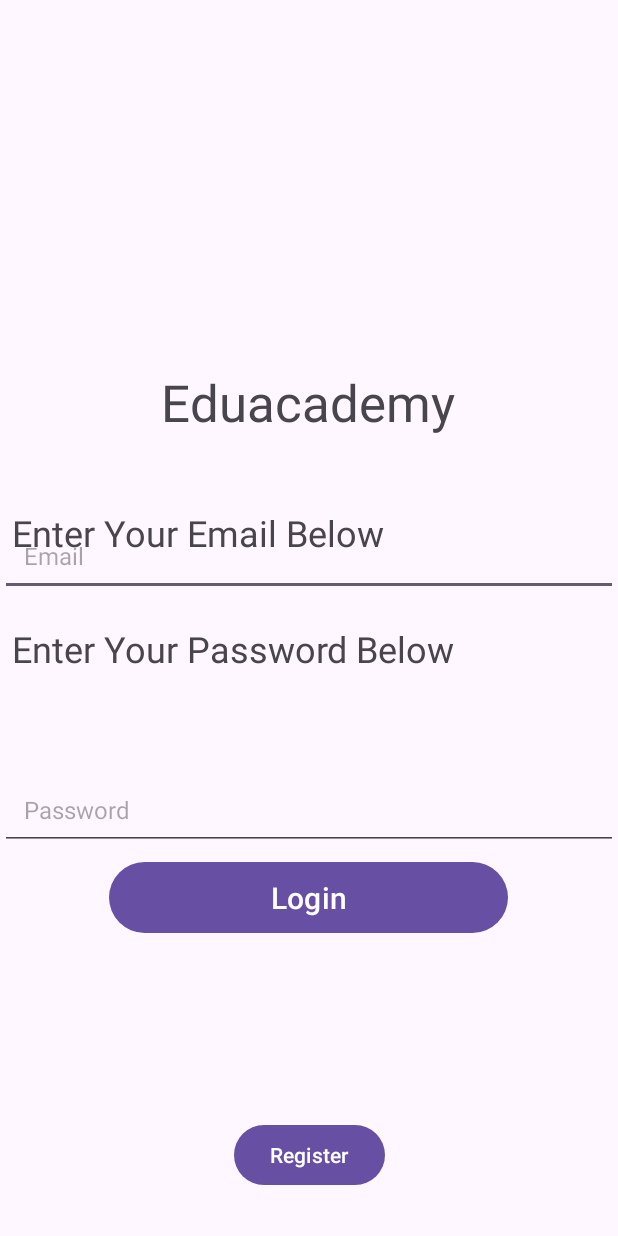
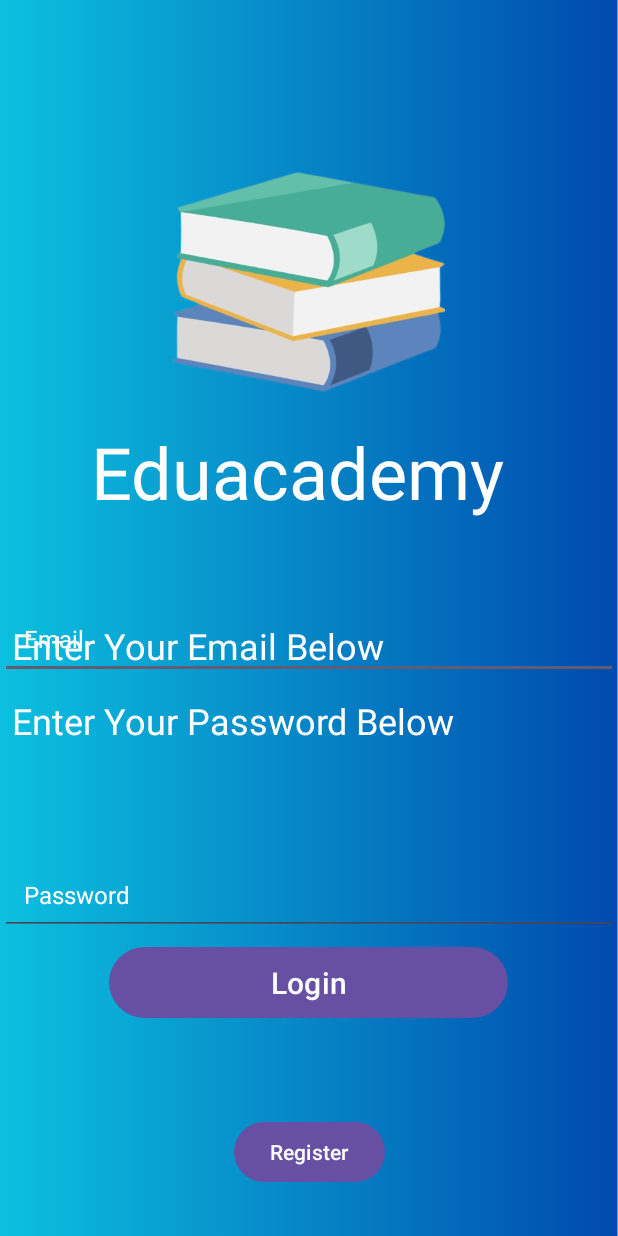
Before and after one commit to hamana21/MAD2023_Team4, an Android app: the screen it shows after launch (LoginActivity), on a phone screen of 412 x 824 dp. Run offline under Robolectric (Android 15) with nearby library versions, the phone set to English and light mode, and no system bars.

Commit message:
add background and image

```diff
--- a/app/src/main/res/layout/activity_login.xml
+++ b/app/src/main/res/layout/activity_login.xml
@@ -4,37 +4,44 @@
     xmlns:tools="http://schemas.android.com/tools"
     android:layout_width="match_parent"
     android:layout_height="match_parent"
+    android:background="@drawable/background"
     tools:context=".LoginActivity">
 
     <TextView
         android:id="@+id/eduacademy"
-        android:layout_width="wrap_content"
-        android:layout_height="45dp"
+        android:layout_width="290dp"
+        android:layout_height="70dp"
         android:layout_marginStart="8dp"
         android:layout_marginTop="8dp"
         android:layout_marginEnd="8dp"
         android:text="Eduacademy"
-        android:textSize="34sp"
+        android:textColor="@color/white"
+        android:textColorHighlight="@color/white"
+        android:textColorHint="@color/white"
+        android:textColorLink="@color/white"
+        android:textSize="48sp"
         app:layout_constraintBottom_toBottomOf="parent"
         app:layout_constraintEnd_toEndOf="parent"
-        app:layout_constraintHorizontal_bias="0.497"
+        app:layout_constraintHorizontal_bias="0.495"
         app:layout_constraintStart_toStartOf="parent"
         app:layout_constraintTop_toTopOf="parent"
-        app:layout_constraintVertical_bias="0.308" />
+        app:layout_constraintVertical_bias="0.367" />
 
     <TextView
         android:id="@+id/email"
         android:layout_width="match_parent"
         android:layout_height="wrap_content"
         android:layout_marginStart="8dp"
-        android:layout_marginTop="48dp"
         android:layout_marginEnd="8dp"
         android:text="Enter Your Email Below"
+        android:textColor="@color/white"
         android:textSize="24sp"
+        app:layout_constraintBottom_toBottomOf="parent"
         app:layout_constraintEnd_toEndOf="parent"
         app:layout_constraintHorizontal_bias="1.0"
         app:layout_constraintStart_toStartOf="parent"
-        app:layout_constraintTop_toBottomOf="@+id/eduacademy" />
+        app:layout_constraintTop_toTopOf="parent"
+        app:layout_constraintVertical_bias="0.523" />
 
     <EditText
         android:id="@+id/enteremail"
@@ -44,25 +51,30 @@
         android:hint="Email"
         android:inputType="textEmailAddress"
         android:padding="16dp"
+        android:shadowColor="@color/white"
+        android:textColor="@color/white"
+        android:textColorHighlight="@color/white"
+        android:textColorHint="@color/white"
         android:textSize="16sp"
         app:layout_constraintBottom_toTopOf="@+id/password"
         app:layout_constraintEnd_toEndOf="parent"
-        app:layout_constraintHorizontal_bias="1.0"
+        app:layout_constraintHorizontal_bias="0.0"
         app:layout_constraintStart_toStartOf="parent"
         app:layout_constraintTop_toBottomOf="@+id/eduacademy"
-        app:layout_constraintVertical_bias="0.75" />
+        app:layout_constraintVertical_bias="0.819" />
 
     <TextView
         android:id="@+id/password"
         android:layout_width="match_parent"
         android:layout_height="wrap_content"
         android:layout_marginStart="8dp"
-        android:layout_marginTop="416dp"
+        android:layout_marginTop="464dp"
         android:layout_marginEnd="8dp"
         android:text="Enter Your Password Below"
+        android:textColor="@color/white"
         android:textSize="24sp"
         app:layout_constraintEnd_toEndOf="parent"
-        app:layout_constraintHorizontal_bias="0.0"
+        app:layout_constraintHorizontal_bias="1.0"
         app:layout_constraintStart_toStartOf="parent"
         app:layout_constraintTop_toTopOf="parent" />
 
@@ -75,11 +87,13 @@
         android:hint="Password"
         android:inputType="textPassword"
         android:padding="16dp"
+        android:textColorHint="@color/white"
         android:textSize="16sp"
         app:layout_constraintBottom_toTopOf="@+id/login"
         app:layout_constraintEnd_toEndOf="parent"
         app:layout_constraintHorizontal_bias="1.0"
         app:layout_constraintStart_toStartOf="parent" />
+
 
     <Button
         android:id="@+id/login"
@@ -94,25 +108,31 @@
         app:layout_constraintHorizontal_bias="0.496"
         app:layout_constraintStart_toStartOf="parent"
         app:layout_constraintTop_toTopOf="parent"
-        app:layout_constraintVertical_bias="0.742" />
-
-
-
+        app:layout_constraintVertical_bias="0.816" />
 
     <Button
         android:id="@+id/register"
         android:layout_width="wrap_content"
         android:layout_height="wrap_content"
         android:layout_marginStart="160dp"
-        android:layout_marginTop="136dp"
         android:layout_marginEnd="160dp"
-        android:layout_marginBottom="30dp"
+        android:layout_marginBottom="32dp"
         android:text="Register"
         app:layout_constraintBottom_toBottomOf="parent"
         app:layout_constraintEnd_toEndOf="parent"
+        app:layout_constraintStart_toStartOf="parent" />
+
+    <ImageView
+        android:id="@+id/imageView7"
+        android:layout_width="181dp"
+        android:layout_height="357dp"
+        android:layout_marginBottom="348dp"
+        app:layout_constraintBottom_toBottomOf="parent"
+        app:layout_constraintEnd_toEndOf="parent"
         app:layout_constraintStart_toStartOf="parent"
-        app:layout_constraintTop_toBottomOf="@+id/login"
-        app:layout_constraintVertical_bias="1.0" />
+        app:layout_constraintTop_toTopOf="parent"
+        app:layout_constraintVertical_bias="0.076"
+        app:srcCompat="@drawable/mad_icon_removebg_preview" />
 
 
 </androidx.constraintlayout.widget.ConstraintLayout>
```
Also changed, not shown: app/src/main/res/drawable/background.jpg (added), app/src/main/res/drawable/mad_icon_removebg_preview.png (added), 1 other file.
